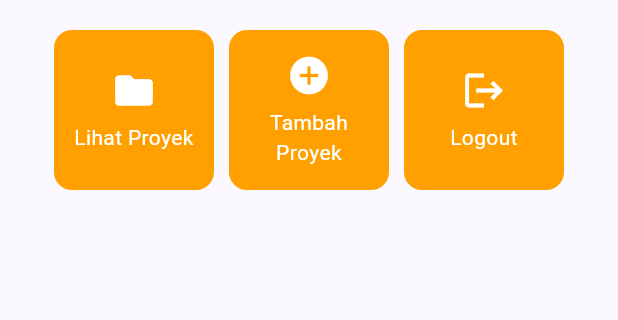
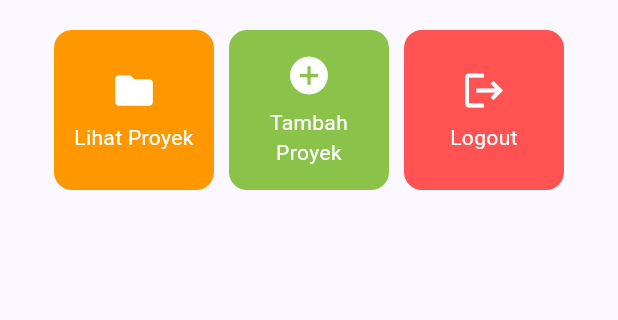
Before and after one commit to adreezadamica/myportofolio_mobile, a Flutter app: the screen it shows after launch, on a phone screen of 412 x 824 dp, the part 387-707 px from its top. Run offline on Flutter 3.47's test engine with Material 3 defaults, Android fonts, the phone set to English and light mode, and no system bars.

Commit message:
feat(menu): add unique background color for each ItemCard button

```diff
--- a/lib/menu.dart
+++ b/lib/menu.dart
@@ -9,9 +9,9 @@ class MyHomePage extends StatelessWidget {
   final String kelas = "PBP B";
 
   final List<ItemHomepage> items = [
-    ItemHomepage("Lihat Proyek", Icons.folder),
-    ItemHomepage("Tambah Proyek", Icons.add_circle),
-    ItemHomepage("Logout", Icons.logout),
+    ItemHomepage("Lihat Proyek", Icons.folder, Colors.orange),
+    ItemHomepage("Tambah Proyek", Icons.add_circle, Colors.lightGreen),
+    ItemHomepage("Logout", Icons.logout, Colors.redAccent),
   ];
 
   @override
@@ -122,8 +122,9 @@ class InfoCard extends StatelessWidget {
 class ItemHomepage {
   final String name;
   final IconData icon;
+  final Color color;
 
-  ItemHomepage(this.name, this.icon);
+  ItemHomepage(this.name, this.icon, this.color);
 }
 
 // Kartu Tombol Menu (menampilkan ikon dan nama menu, bisa ditekan)
@@ -136,7 +137,7 @@ class ItemCard extends StatelessWidget {
   Widget build(BuildContext context) {
     return Material(
       // Menggunakan warna sekunder dari skema tema aplikasi.
-      color: Theme.of(context).colorScheme.secondary,
+      color: item.color,
       borderRadius: BorderRadius.circular(12),
       child: InkWell(
         // Aksi ketika kartu ditekan oleh pengguna.
```
